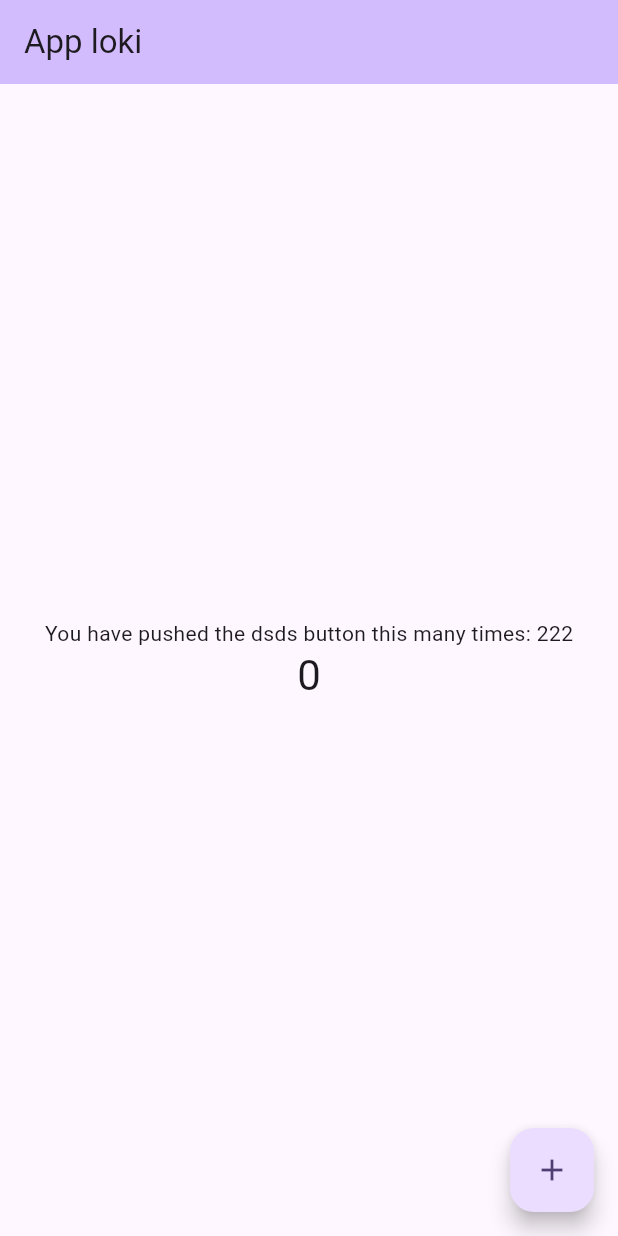
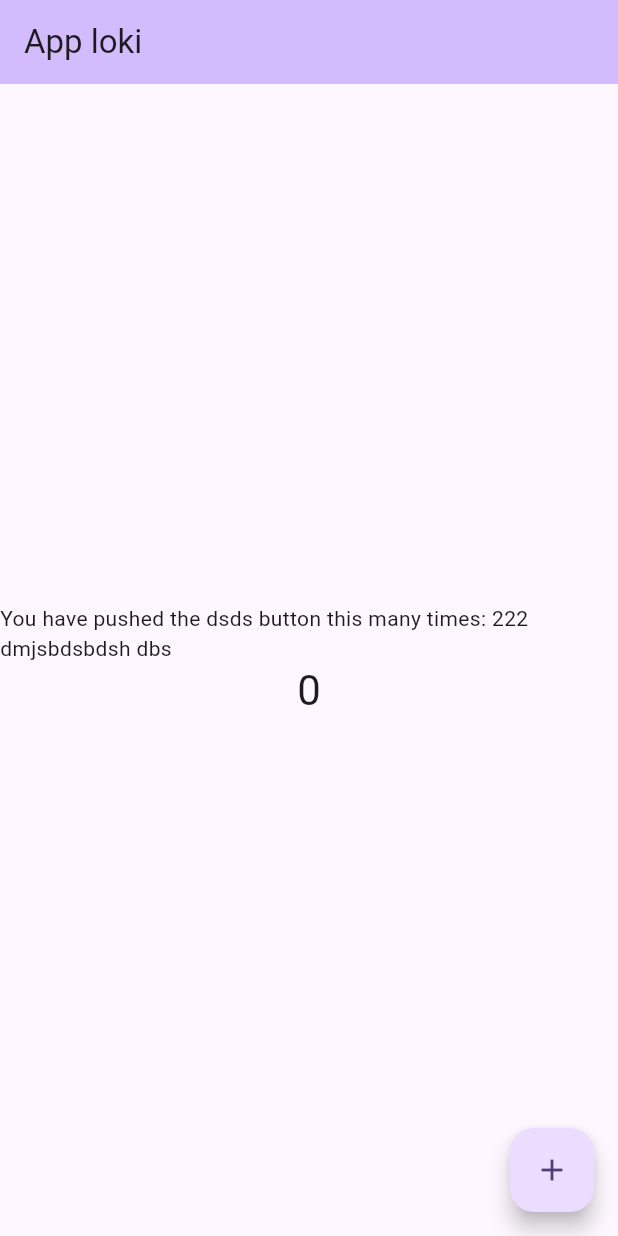
Before and after one commit to jevisoft/pruflutter, a Flutter app: the screen it shows after launch, on a phone screen of 412 x 824 dp. Run offline on Flutter 3.47's test engine with Material 3 defaults, Android fonts, the phone set to English and light mode, and no system bars.

Commit message:
Nuevo cambio

```diff
--- a/lib/main.dart
+++ b/lib/main.dart
@@ -106,7 +106,7 @@ class _MyHomePageState extends State<MyHomePage> {
           mainAxisAlignment: MainAxisAlignment.center,
           children: <Widget>[
             const Text(
-              'You have pushed the dsds button this many times: 222',
+              'You have pushed the dsds button this many times: 222 dmjsbdsbdsh dbs',
             ),
             Text(
               '$_counter',
```
